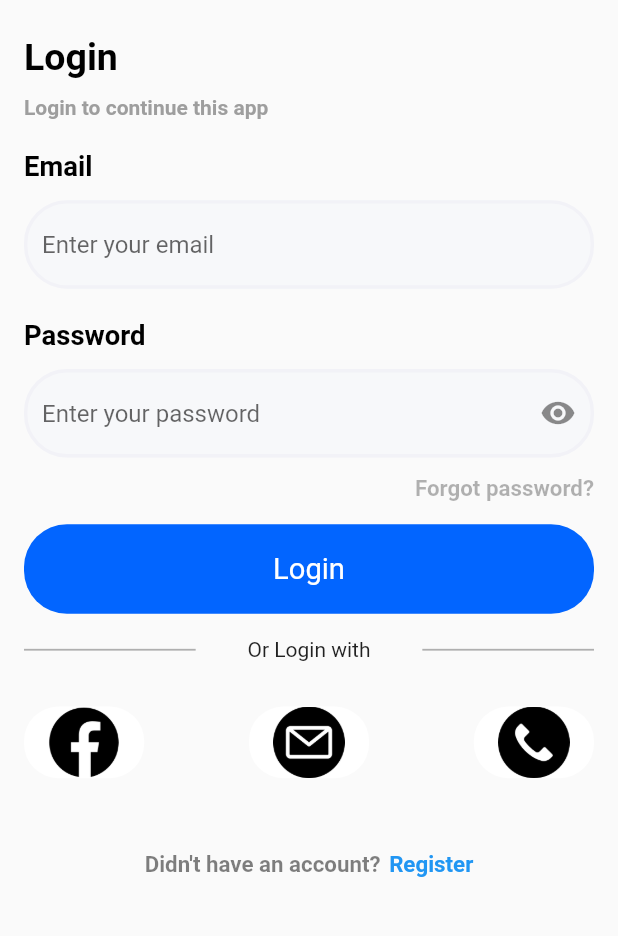
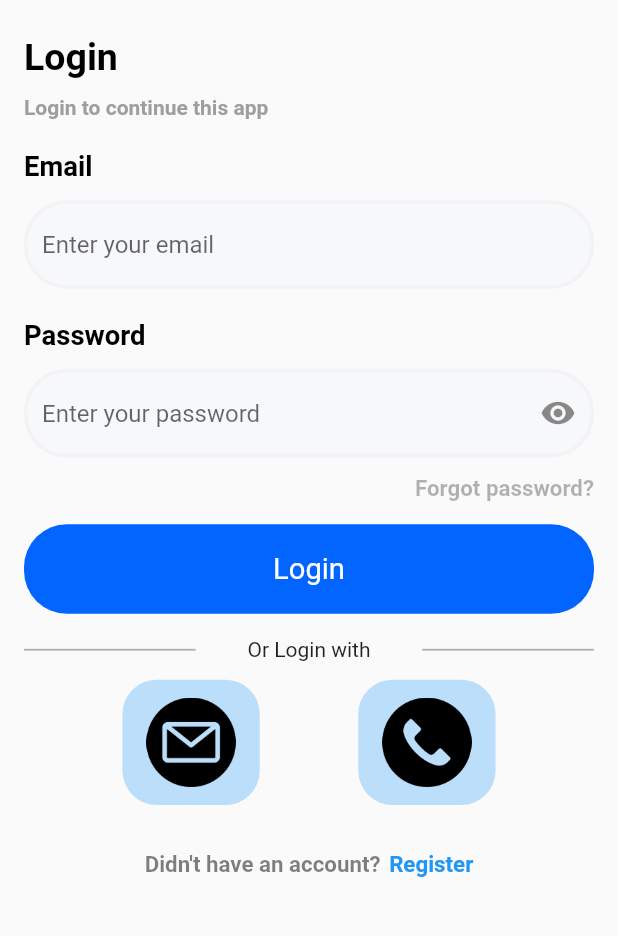
Before and after one commit to shafi21064/login-signup-ui_firebaseAuth, a Flutter app: the screen it shows after launch, on a phone screen of 412 x 824 dp, the part 203-1139 px from its top. Run offline on Flutter 3.47's test engine with Material 2 defaults, Android fonts, the phone set to English and light mode, and no system bars; our stand-ins replace country_picker, firebase_auth, firebase_core, flutter_screenutil, fluttertoast, google_sign_in; missing offline and left inert: flutter_facebook_auth; accounts and stored records are empty; network calls fail.

Commit message:
logo button fix

```diff
--- a/lib/components/logo_button.dart
+++ b/lib/components/logo_button.dart
@@ -15,13 +15,16 @@ class LogoButton extends StatelessWidget {
     return InkWell(
       onTap: onTap,
       child: Container(
-        height: 40.h,
-        width: 70.w,
+        height: 80.h,
+        width: 80.w,
         decoration: BoxDecoration(
-            color: Colors.white,
+            color: Colors.blue.shade100,
             borderRadius: BorderRadius.circular(20.r)
         ),
-        child: Image.asset(imgUrl),
+        child: Padding(
+          padding: const EdgeInsets.all(12),
+          child: Image.asset(imgUrl),
+        ),
       ),
     );
   }
--- a/lib/components/page_pic.dart
+++ b/lib/components/page_pic.dart
@@ -15,8 +15,8 @@ class PagePic extends StatelessWidget {
         margin: const EdgeInsets.all(16),
         height: 250.h,
         width: 250.w,
-          child: Image.network(imageUrl,
-          fit: BoxFit.cover,
+          child: Image.asset(imageUrl,
+          //fit: BoxFit.cover,
           ),
       ),
     );
--- a/lib/pages/login/local_widget/other_options.dart
+++ b/lib/pages/login/local_widget/other_options.dart
@@ -45,14 +45,14 @@ class OtherOptions extends StatelessWidget {
       height: 70.h,
       //color: Colors.black,
       child: Row(
-        mainAxisAlignment: MainAxisAlignment.spaceBetween,
+        mainAxisAlignment: MainAxisAlignment.spaceEvenly,
         children: [
-          LogoButton(
-            onTap: (){
-              facebookTapWork(context);
-            },
-              imgUrl: 'assets/icons/facebook.png'
-          ),
+          // LogoButton(
+          //   onTap: (){
+          //     facebookTapWork(context);
+          //   },
+          //     imgUrl: 'assets/icons/facebook.png'
+          // ),
           LogoButton(onTap: (){
             googleTapWork(context);
           },
--- a/lib/pages/login/local_widget/phone_loin_forms&button.dart
+++ b/lib/pages/login/local_widget/phone_loin_forms&button.dart
@@ -82,6 +82,7 @@ class _PhoneLoginFormsAndButtonState extends State<PhoneLoginFormsAndButton> {
       children: [
         TextField(
           controller: phoneController,
+          keyboardType: TextInputType.number,
           decoration: InputDecoration(
             hintText: 'Enter your phone number',
             enabledBorder: OutlineInputBorder(
--- a/lib/pages/login/view/otp.dart
+++ b/lib/pages/login/view/otp.dart
@@ -1,10 +1,8 @@
 import 'package:firebase_project/components/back_button.dart';
-import 'package:firebase_project/components/buttons.dart';
 import 'package:firebase_project/pages/login/local_widget/otp_field.dart';
 import 'package:firebase_project/pages/login/local_widget/otp_middle_part.dart';
 import 'package:firebase_project/components/page_pic.dart';
 import 'package:firebase_project/pages/forgot_pass/local_widget/resent_button.dart';
-import 'package:firebase_project/pages/forgot_pass/view/reset_password.dart';
 import 'package:flutter/material.dart';
 import 'package:flutter_screenutil/flutter_screenutil.dart';
 
@@ -24,7 +22,7 @@ class Otp extends StatelessWidget {
                 children: [
                   CustomBackButton(onPressed: () => Navigator.pop(context),),
                   const PagePic(
-                    imageUrl: 'https://www.web2sms.co.in/wp-content/uploads/2020/05/otpa-1024x948.png',
+                    imageUrl: 'assets/images/otpp.png',
                   ),
                   const OtpMiddlePart(),
                   SizedBox(height: 20.h,),
--- a/pubspec.yaml
+++ b/pubspec.yaml
@@ -82,6 +82,7 @@ flutter:
   # To add assets to your application, add an assets section, like this:
   assets:
     - assets/icons/
+    - assets/images/
   #   - images/a_dot_ham.jpeg
 
   # An image asset can refer to one or more resolution-specific "variants", see
```
Also changed, not shown: lib/pages/login/view/phone_log_in.dart (+6 -3 lines), assets/images/otpp.png (added).
